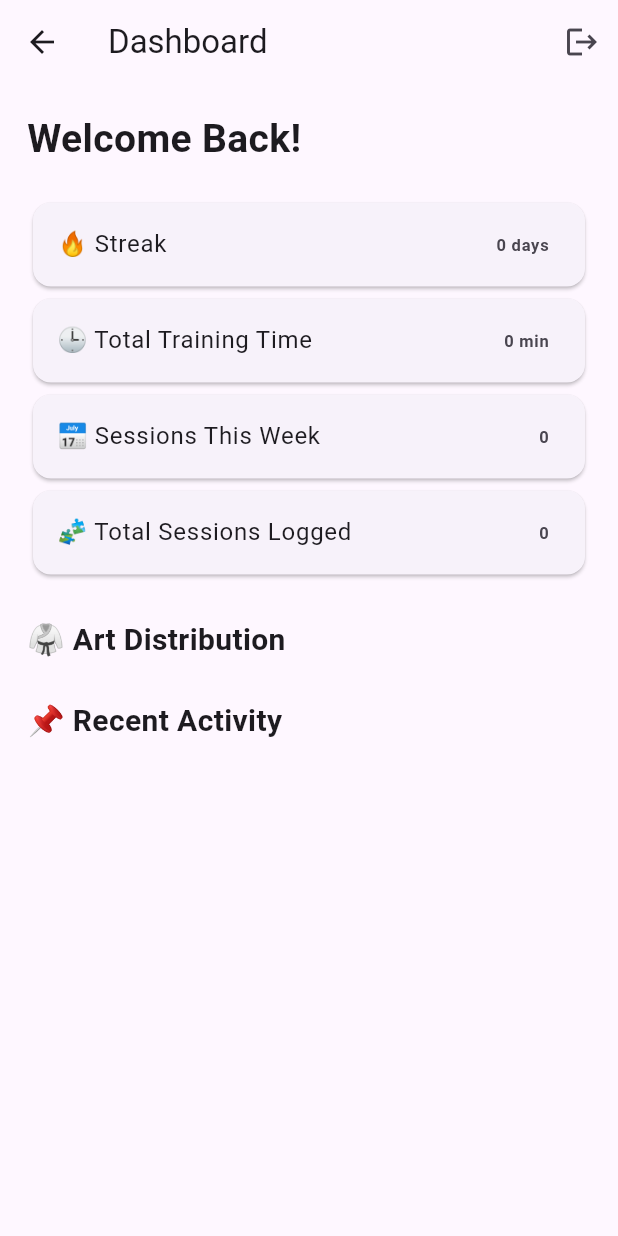
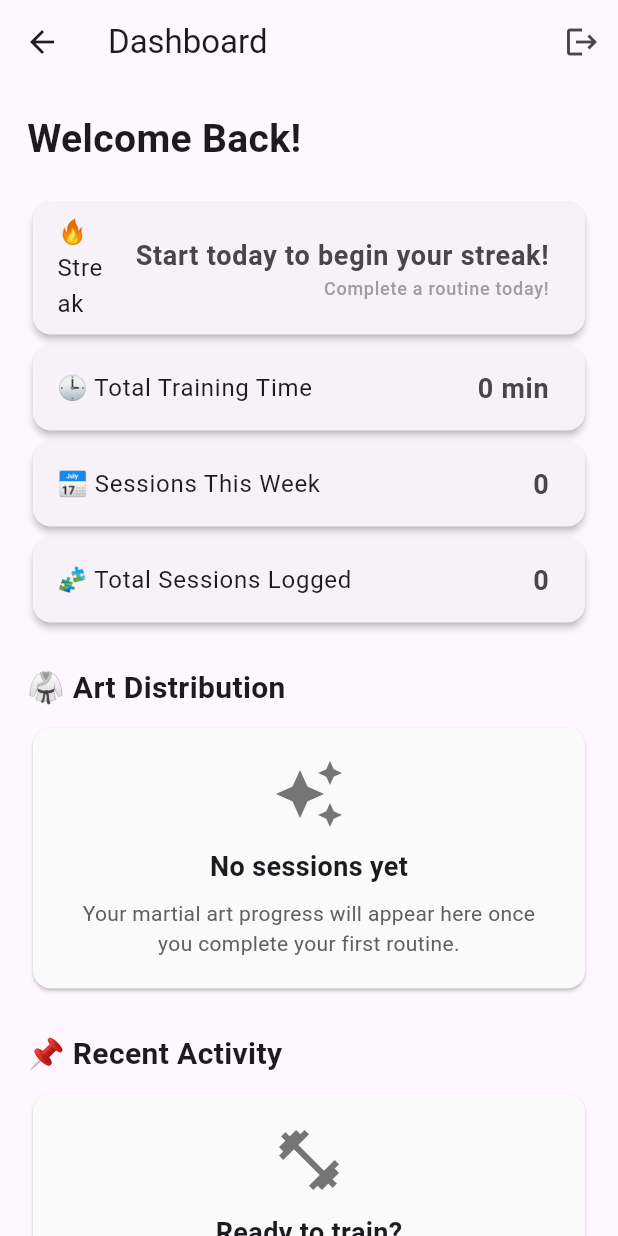
Before and after one commit to shreyasrajiv327/martial-flow, a Flutter app: the ProfileScreen screen opened directly, on a phone screen of 412 x 824 dp. Run offline on Flutter 3.47's test engine with Material 3 defaults, Android fonts, the light colour scheme and no system bars; our stand-ins replace cloud_firestore, firebase_auth, firebase_core; accounts and stored records are empty.

Commit message:
final changes

```diff
--- a/lib/screens/profile_screen.dart
+++ b/lib/screens/profile_screen.dart
@@ -26,7 +26,6 @@ class _ProfileScreenState extends State<ProfileScreen> {
     _fetchStats();
   }
 
-  /// MAIN STATS FETCHER
   Future<void> _fetchStats() async {
     try {
       final userId = FirebaseAuth.instance.currentUser?.uid;
@@ -39,7 +38,7 @@ class _ProfileScreenState extends State<ProfileScreen> {
           .get();
 
       final now = DateTime.now();
-      final last7days = now.subtract(Duration(days: 7));
+      final last7days = now.subtract(const Duration(days: 7));
 
       int sessionCount = 0;
       int minutes = 0;
@@ -53,20 +52,16 @@ class _ProfileScreenState extends State<ProfileScreen> {
         final data = doc.data();
         sessionCount++;
 
-        // Track dates for streak calculation
         DateTime date = DateTime.tryParse(data["date"] ?? "") ?? data["createdAt"].toDate();
         sessionDates.add(date);
 
-        // Weekly count
         if (date.isAfter(last7days)) weekCount++;
 
-        // Activities (extract names)
         final activities = data["activities"] as List<dynamic>? ?? [];
         for (var act in activities.take(2)) {
           recent.add("${act["name"]} (${act["type"]})");
         }
 
-        // Time calculation if available
         int sessionTime = 0;
         for (var act in activities) {
           if (act["time_sec"] != null && act["time_sec"] is List) {
@@ -75,7 +70,6 @@ class _ProfileScreenState extends State<ProfileScreen> {
         }
         minutes += (sessionTime ~/ 60);
 
-        // Martial Art Distribution
         final arts = data["arts"] as List<dynamic>? ?? [];
         for (var art in arts) {
           artDist[art] = (artDist[art] ?? 0) + 1;
@@ -83,7 +77,6 @@ class _ProfileScreenState extends State<ProfileScreen> {
       }
 
       sessionDates.sort((a, b) => b.compareTo(a));
-
       int streakCount = _calculateStreak(sessionDates);
 
       setState(() {
@@ -97,85 +90,159 @@ class _ProfileScreenState extends State<ProfileScreen> {
       });
     } catch (e) {
       print("Error fetching stats: $e");
+      setState(() => loading = false);
     }
   }
 
   int _calculateStreak(List<DateTime> dates) {
     if (dates.isEmpty) return 0;
 
-    int count = 1;
-    DateTime today = DateTime.now();
-    DateTime lastDate = dates.first;
+    final uniqueDates = dates
+        .map((d) => DateTime(d.year, d.month, d.day))
+        .toSet()
+        .toList()
+      ..sort((a, b) => b.compareTo(a));
 
-    if (!_isSameDay(today, lastDate)) count = 0;
+    final todayNormalized = DateTime(DateTime.now().year, DateTime.now().month, DateTime.now().day);
 
-    for (int i = 0; i < dates.length - 1; i++) {
-      final diff = dates[i].difference(dates[i + 1]).inDays;
-      if (diff == 1) {
-        count++;
+    if (uniqueDates.isEmpty || uniqueDates.first != todayNormalized) {
+      return 0;
+    }
+
+    int streak = 1;
+    for (int i = 1; i < uniqueDates.length; i++) {
+      final expectedPreviousDay = todayNormalized.subtract(Duration(days: streak));
+      if (uniqueDates[i] == expectedPreviousDay) {
+        streak++;
       } else {
         break;
       }
     }
 
-    return count;
+    return streak;
   }
-
-  bool _isSameDay(DateTime a, DateTime b) =>
-      a.year == b.year && a.month == b.month && a.day == b.day;
 
   @override
   Widget build(BuildContext context) {
+    final bool hasNoSessions = totalSessions == 0;
+
     return Scaffold(
       appBar: AppBar(
-        title: Text("Dashboard"),
+        title: const Text("Dashboard"),
         actions: [
           IconButton(
-            icon: Icon(Icons.logout),
-            onPressed: () async {
-              await _auth.signOut();
-            },
-          )
+            icon: const Icon(Icons.logout),
+            onPressed: () async => await _auth.signOut(),
+          ),
         ],
       ),
       body: loading
-          ? Center(child: CircularProgressIndicator())
+          ? const Center(child: CircularProgressIndicator())
           : SingleChildScrollView(
               padding: const EdgeInsets.all(18),
               child: Column(
                 crossAxisAlignment: CrossAxisAlignment.start,
                 children: [
-                  Text("Welcome Back!", style: TextStyle(fontSize: 26, fontWeight: FontWeight.bold)),
+                  const Text(
+                    "Welcome Back!",
+                    style: TextStyle(fontSize: 26, fontWeight: FontWeight.bold),
+                  ),
+                  const SizedBox(height: 20),
 
-                  SizedBox(height: 20),
-
-                  _statTile("🔥 Streak", "$streak days"),
-                  _statTile("🕒 Total Training Time", "${totalMinutes} min"),
+                  // Stats Cards
+                  _statTile(
+                    "🔥 Streak",
+                    streak > 0 ? "$streak days" : "Start today to begin your streak!",
+                    subtitle: streak == 0 ? "Complete a routine today!" : null,
+                  ),
+                  _statTile("🕒 Total Training Time", "$totalMinutes min"),
                   _statTile("📅 Sessions This Week", "$weeklySessions"),
                   _statTile("🧩 Total Sessions Logged", "$totalSessions"),
 
-                  SizedBox(height: 25),
-                  Text("🥋 Art Distribution", style: TextStyle(fontSize: 20, fontWeight: FontWeight.bold)),
-                  ...artDistribution.entries.map((e) => ListTile(
-                        title: Text(e.key),
-                        trailing: Text("${e.value} sessions"),
-                      )),
+                  const SizedBox(height: 25),
 
-                  SizedBox(height: 25),
-                  Text("📌 Recent Activity", style: TextStyle(fontSize: 20, fontWeight: FontWeight.bold)),
-                  ...recentActivities.map((e) => ListTile(title: Text(e))),
+                  // Art Distribution
+                  const Text("🥋 Art Distribution", style: TextStyle(fontSize: 20, fontWeight: FontWeight.bold)),
+                  const SizedBox(height: 8),
+                  if (artDistribution.isEmpty)
+                    _emptyStateCard(
+                      icon: Icons.auto_awesome,
+                      title: "No sessions yet",
+                      message: "Your martial art progress will appear here once you complete your first routine.",
+                    )
+                  else
+                    ...artDistribution.entries.map((e) => ListTile(
+                          title: Text(e.key.titleCase()),
+                          trailing: Text("${e.value} session${e.value == 1 ? '' : 's'}"),
+                        )),
+
+                  const SizedBox(height: 25),
+
+                  // Recent Activity
+                  const Text("📌 Recent Activity", style: TextStyle(fontSize: 20, fontWeight: FontWeight.bold)),
+                  const SizedBox(height: 8),
+                  if (recentActivities.isEmpty)
+                    _emptyStateCard(
+                      icon: Icons.fitness_center,
+                      title: "Ready to train?",
+                      message: "Complete a routine to see your recent activities here!",
+                    )
+                  else
+                    ...recentActivities.map((e) => ListTile(
+                          leading: const Icon(Icons.check_circle, color: Colors.green),
+                          title: Text(e),
+                        )),
                 ],
               ),
             ),
     );
   }
 
-  Widget _statTile(String label, String value) {
+  Widget _statTile(String label, String value, {String? subtitle}) {
     return Card(
+      elevation: 2,
       child: ListTile(
-        title: Text(label),
-        trailing: Text(value, style: TextStyle(fontWeight: FontWeight.bold)),
+        title: Text(label, style: const TextStyle(fontSize: 16)),
+        trailing: Column(
+          mainAxisAlignment: MainAxisAlignment.center,
+          crossAxisAlignment: CrossAxisAlignment.end,
+          children: [
+            Text(value, style: const TextStyle(fontWeight: FontWeight.bold, fontSize: 18)),
+            if (subtitle != null)
+              Text(subtitle, style: const TextStyle(fontSize: 12, color: Colors.grey)),
+          ],
+        ),
+      ),
+    );
+  }
+
+  Widget _emptyStateCard({required IconData icon, required String title, required String message}) {
+    return Card(
+      color: Colors.grey[50],
+      child: Padding(
+        padding: const EdgeInsets.all(20),
+        child: Column(
+          children: [
+            Icon(icon, size: 48, color: Colors.grey[600]),
+            const SizedBox(height: 12),
+            Text(title, style: const TextStyle(fontSize: 18, fontWeight: FontWeight.bold)),
+            const SizedBox(height: 8),
+            Text(
+              message,
+              textAlign: TextAlign.center,
+              style: TextStyle(color: Colors.grey[700]),
+            ),
+          ],
+        ),
       ),
     );
   }
 }
+
+// Helper extension for title case
+extension StringExtension on String {
+  String titleCase() {
+    if (isEmpty) return this;
+    return "${this[0].toUpperCase()}${substring(1).toLowerCase()}";
+  }
+}
```
Also changed, not shown: lib/screens/onboarding_screen.dart (+84 -32 lines).
